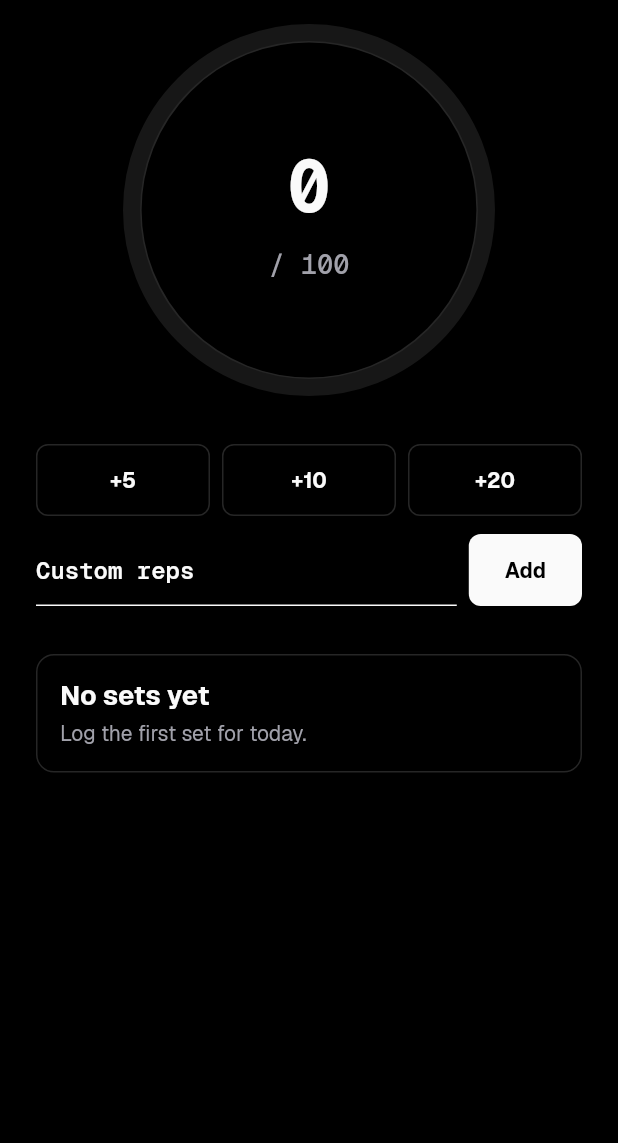
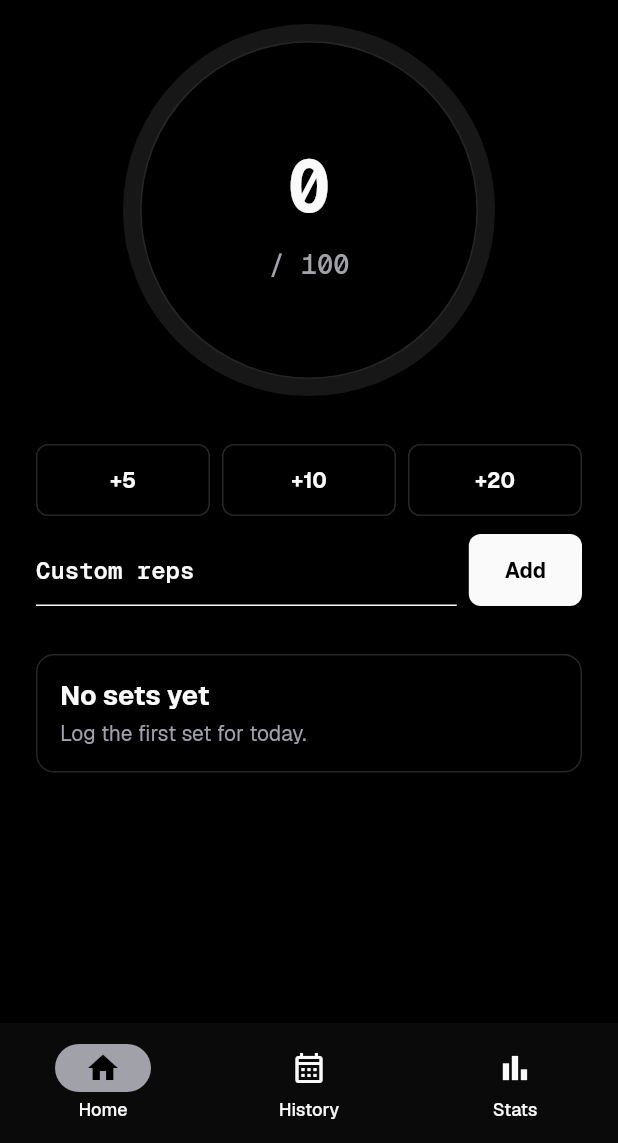
Before and after one commit to RellG/push., a Flutter app: the HomeScreen screen opened by its route, on a phone screen of 412 x 824 dp, the part 93-1236 px from its top. Run offline on Flutter 3.47's test engine with Material 3 defaults, Android fonts, the phone set to English and light mode, and no system bars; our stand-ins replace flutter_riverpod, go_router, isar, shared_preferences; accounts and stored records are empty; generated files the repository leaves out were written again.

Commit message:
feat: add history heatmap

```diff
--- a/lib/app/router.dart
+++ b/lib/app/router.dart
@@ -1,14 +1,18 @@
 import 'package:flutter/material.dart';
 import 'package:flutter_riverpod/flutter_riverpod.dart';
 import 'package:go_router/go_router.dart';
+import 'package:push_app/features/history/history_screen.dart';
 import 'package:push_app/features/home/home_screen.dart';
 import 'package:push_app/features/onboarding/onboarding_screen.dart';
+import 'package:push_app/features/stats/stats_placeholder_screen.dart';
 import 'package:push_app/providers/app_providers.dart';
 
 abstract final class AppRoutes {
   static const root = '/';
   static const onboarding = '/onboarding';
   static const home = '/home';
+  static const history = '/history';
+  static const stats = '/stats';
 }
 
 final routerProvider = Provider<GoRouter>((ref) {
@@ -42,6 +46,20 @@ final routerProvider = Provider<GoRouter>((ref) {
         pageBuilder: (context, state) => _fadePage(
           state: state,
           child: const HomeScreen(),
+        ),
+      ),
+      GoRoute(
+        path: AppRoutes.history,
+        pageBuilder: (context, state) => _fadePage(
+          state: state,
+          child: const HistoryScreen(),
+        ),
+      ),
+      GoRoute(
+        path: AppRoutes.stats,
+        pageBuilder: (context, state) => _fadePage(
+          state: state,
+          child: const StatsPlaceholderScreen(),
         ),
       ),
     ],
--- a/lib/features/home/home_screen.dart
+++ b/lib/features/home/home_screen.dart
@@ -4,6 +4,7 @@ import 'package:push_app/app/theme/colors.dart';
 import 'package:push_app/app/theme/typography.dart';
 import 'package:push_app/data/db/entities/day_log.dart';
 import 'package:push_app/data/db/entities/pushup_set.dart';
+import 'package:push_app/presentation/widgets/app_bottom_nav.dart';
 import 'package:push_app/presentation/widgets/goal_celebration_layer.dart';
 import 'package:push_app/presentation/widgets/progress_ring.dart';
 import 'package:push_app/presentation/widgets/quick_add_row.dart';
@@ -47,6 +48,7 @@ class _HomeScreenState extends ConsumerState<HomeScreen> {
     );
 
     return Scaffold(
+      bottomNavigationBar: const AppBottomNav(currentIndex: 0),
       body: Stack(
         children: [
           SafeArea(
--- /dev/null
+++ b/lib/presentation/widgets/app_bottom_nav.dart
@@ -0,0 +1,46 @@
+import 'package:flutter/material.dart';
+import 'package:go_router/go_router.dart';
+import 'package:push_app/app/router.dart';
+
+class AppBottomNav extends StatelessWidget {
+  const AppBottomNav({
+    required this.currentIndex,
+    super.key,
+  });
+
+  final int currentIndex;
+
+  @override
+  Widget build(BuildContext context) {
+    return NavigationBar(
+      selectedIndex: currentIndex,
+      onDestinationSelected: (index) {
+        switch (index) {
+          case 0:
+            context.go(AppRoutes.home);
+          case 1:
+            context.go(AppRoutes.history);
+          case 2:
+            context.go(AppRoutes.stats);
+        }
+      },
+      destinations: const [
+        NavigationDestination(
+          icon: Icon(Icons.home_outlined),
+          selectedIcon: Icon(Icons.home),
+          label: 'Home',
+        ),
+        NavigationDestination(
+          icon: Icon(Icons.calendar_month_outlined),
+          selectedIcon: Icon(Icons.calendar_month),
+          label: 'History',
+        ),
+        NavigationDestination(
+          icon: Icon(Icons.bar_chart_outlined),
+          selectedIcon: Icon(Icons.bar_chart),
+          label: 'Stats',
+        ),
+      ],
+    );
+  }
+}
```
Also changed, not shown: lib/features/history/history_screen.dart (added, +100 -0 lines), lib/features/stats/stats_placeholder_screen.dart (added, +19 -0 lines), lib/presentation/widgets/heatmap_calendar.dart (added, +141 -0 lines).
